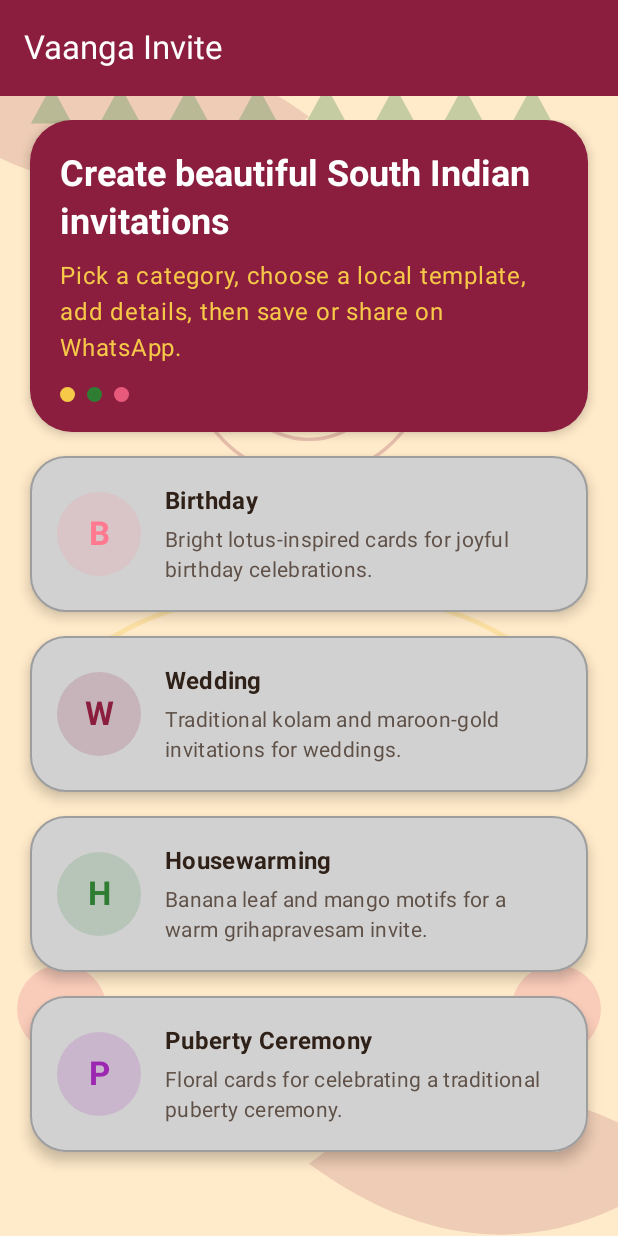
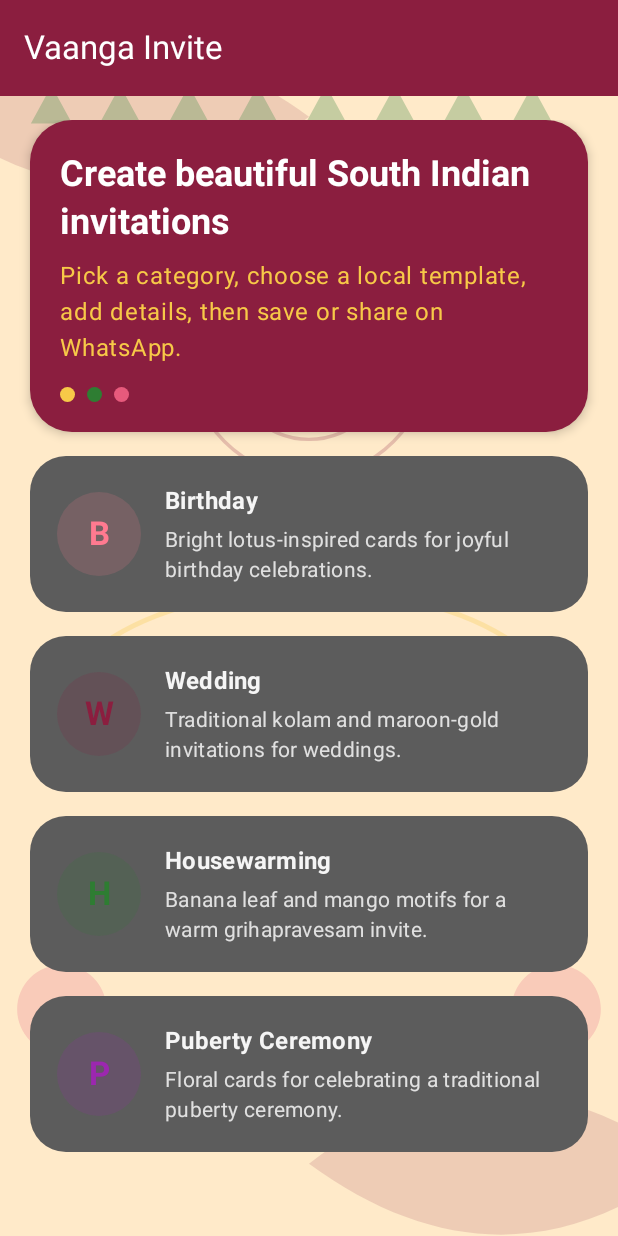
Before and after one commit to mrajen27/Invitation_Maker, an Android app built with Jetpack Compose: the screen it shows after launch (MainActivity), on a phone screen of 412 x 824 dp. Run offline under Robolectric (Android 15) with nearby library versions, the phone set to English and light mode, and no system bars.

Commit message:
Style home category cards with merged dark gray selection
Use a flat dark gray fill for category menu cards, remove the separate
border and elevation so they read as one merged block, and lighten title
and description text for contrast on the darker surface.

Co-authored-by: mrajen27 <mrajen27@users.noreply.github.com>

```diff
--- a/app/src/main/java/com/vaangainvite/ui/screens/HomeScreen.kt
+++ b/app/src/main/java/com/vaangainvite/ui/screens/HomeScreen.kt
@@ -1,7 +1,6 @@
 package com.vaangainvite.ui.screens
 
 import androidx.compose.foundation.background
-import androidx.compose.foundation.BorderStroke
 import androidx.compose.foundation.Image
 import androidx.compose.foundation.layout.Arrangement
 import androidx.compose.foundation.layout.Box
@@ -45,8 +44,9 @@ private val HomeSandalwood = Color(0xFFFFF4E6)
 private val HomeMaroon = Color(0xFF8B1E3F)
 private val HomeGold = Color(0xFFF7C948)
 private val HomeLeaf = Color(0xFF2E7D32)
-private val CategoryCardGray = Color(0xFFD1D1D1)
-private val CategoryCardBorderGray = Color(0xFF9E9E9E)
+private val CategoryCardGray = Color(0xFF5C5C5C)
+private val CategoryCardTitle = Color(0xFFF5F5F5)
+private val CategoryCardDescription = Color(0xFFE0E0E0)
 
 @OptIn(ExperimentalMaterial3Api::class)
 @Composable
@@ -161,8 +161,7 @@ private fun CategoryCard(
         colors = CardDefaults.cardColors(
             containerColor = CategoryCardGray
         ),
-        border = BorderStroke(1.dp, CategoryCardBorderGray),
-        elevation = CardDefaults.cardElevation(defaultElevation = 5.dp)
+        elevation = CardDefaults.cardElevation(defaultElevation = 0.dp)
     ) {
         Row(
             modifier = Modifier
@@ -189,14 +188,14 @@ private fun CategoryCard(
                 Text(
                     text = category.title,
                     style = MaterialTheme.typography.titleMedium,
-                    color = Color(0xFF2F2118),
+                    color = CategoryCardTitle,
                     fontWeight = FontWeight.Bold
                 )
                 Spacer(modifier = Modifier.height(4.dp))
                 Text(
                     text = category.description,
                     style = MaterialTheme.typography.bodyMedium,
-                    color = Color(0xFF5F5148)
+                    color = CategoryCardDescription
                 )
             }
         }
```
